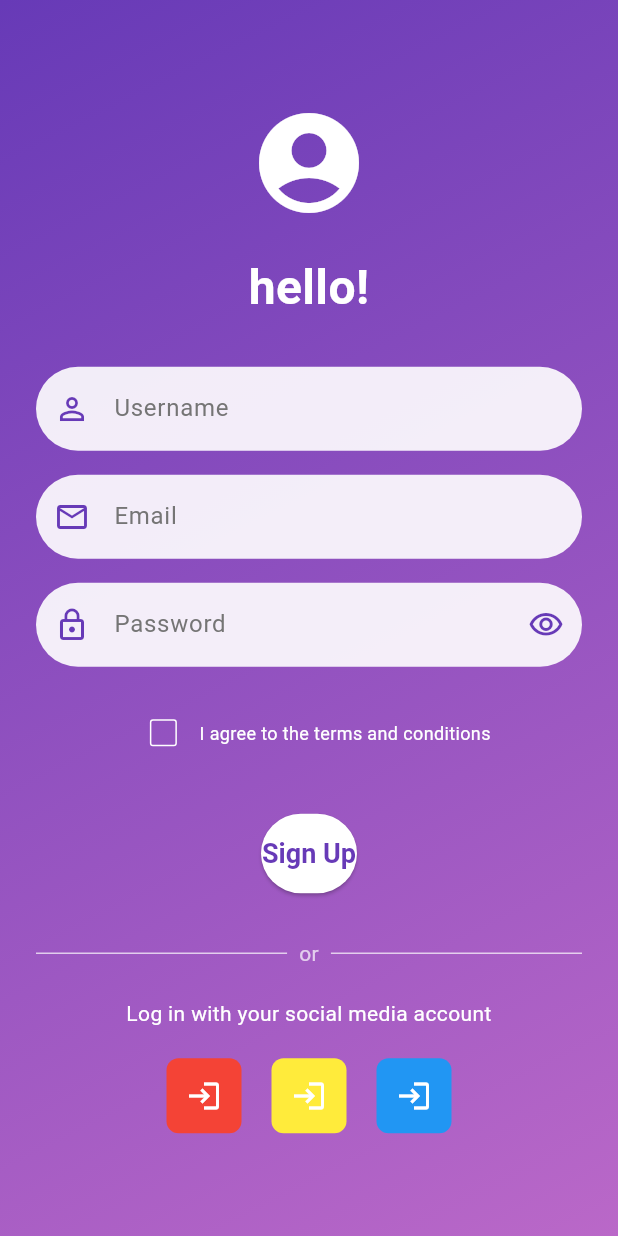
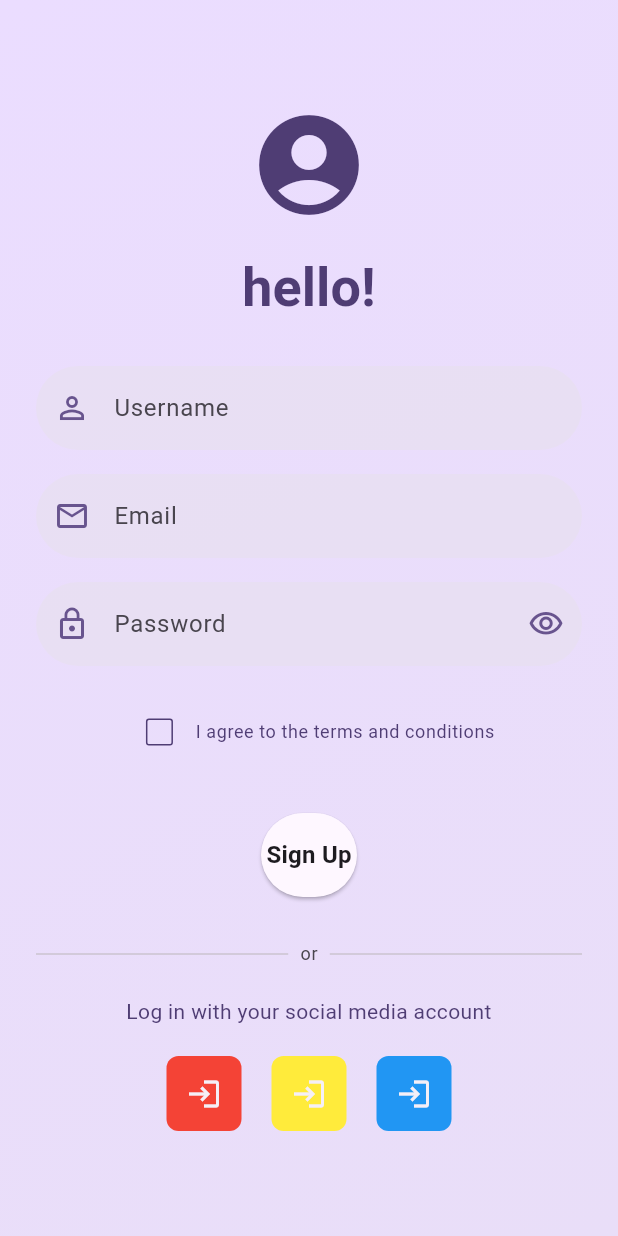
Before and after one commit to jGledsonSilva/DPM, a Flutter app: the SignUpPage screen opened directly, on a phone screen of 412 x 824 dp. Run offline on Flutter 3.47's test engine with Material 3 defaults, Android fonts, the light colour scheme and no system bars; missing offline and left inert: dpm; statements that could not run were skipped.

Commit message:
feat: Atualiza temas e estilos nas páginas de cadastro e boas-vindas para suportar Material Design 3

```diff
--- a/lib/main.dart
+++ b/lib/main.dart
@@ -1,6 +1,6 @@
-import 'package:flutter/material.dart';
 import 'package:dpm/presentation/pages/auth/signup_page.dart';
 import 'package:dpm/presentation/pages/auth/welcome_page.dart';
+import 'package:flutter/material.dart';
 
 void main() {
   runApp(const MyApp());
@@ -9,15 +9,23 @@
 class MyApp extends StatelessWidget {
   const MyApp({super.key});
 
-  // This widget is the root of your application.
   @override
   Widget build(BuildContext context) {
     return MaterialApp(
       title: 'DPM App',
       theme: ThemeData(
-        primarySwatch: Colors.deepPurple,
+        colorSchemeSeed: Colors.deepPurple,
+        useMaterial3: true, // Habilita o Material Design 3
+        brightness: Brightness.light, // Define o tema claro como padrão
         visualDensity: VisualDensity.adaptivePlatformDensity,
       ),
+      darkTheme: ThemeData(
+        colorSchemeSeed: Colors.deepPurple,
+        useMaterial3: true,
+        brightness: Brightness.dark, // Define o tema escuro
+        visualDensity: VisualDensity.adaptivePlatformDensity,
+      ),
+      themeMode: ThemeMode.system, // Usa o tema do sistema (claro ou escuro)
       initialRoute: '/',
       routes: {
         '/': (context) => const WelcomePage(),
--- a/lib/presentation/pages/auth/signup_page.dart
+++ b/lib/presentation/pages/auth/signup_page.dart
@@ -14,11 +14,14 @@ class _SignUpPageState extends State<SignUpPage> {
 
   @override
   Widget build(BuildContext context) {
+    final colors = Theme.of(context).colorScheme;
+    final textTheme = Theme.of(context).textTheme;
+
     return Scaffold(
       body: Container(
         decoration: BoxDecoration(
           gradient: LinearGradient(
-            colors: [Colors.deepPurple, Colors.purple.shade300],
+            colors: [colors.primaryContainer, colors.secondaryContainer],
             begin: Alignment.topLeft,
             end: Alignment.bottomRight,
           ),
@@ -35,17 +38,13 @@ class _SignUpPageState extends State<SignUpPage> {
                   Icon(
                     Icons.account_circle, // Placeholder for the logo
                     size: 80,
-                    color: Colors.white,
+                    color: colors.onPrimaryContainer,
                   ),
                   const SizedBox(height: 20),
                   Text(
                     'hello!',
                     textAlign: TextAlign.center,
-                    style: TextStyle(
-                      fontSize: 32,
-                      fontWeight: FontWeight.bold,
-                      color: Colors.white,
-                    ),
+                    style: textTheme.displaySmall?.copyWith(color: colors.onPrimaryContainer, fontWeight: FontWeight.bold),
                   ),
                   const SizedBox(height: 30),
                   Form(
@@ -55,27 +54,29 @@ class _SignUpPageState extends State<SignUpPage> {
                         _buildTextField(
                           hintText: 'Username',
                           prefixIcon: Icons.person_outline,
+                          colors: colors,
                         ),
                         const SizedBox(height: 16),
                         _buildTextField(
                           hintText: 'Email',
                           prefixIcon: Icons.email_outlined,
                           keyboardType: TextInputType.emailAddress,
+                          colors: colors,
                         ),
                         const SizedBox(height: 16),
-                        _buildPasswordField(),
+                        _buildPasswordField(colors),
                         const SizedBox(height: 20),
-                        _buildTermsAndConditionsCheckbox(),
+                        _buildTermsAndConditionsCheckbox(colors, textTheme),
                         const SizedBox(height: 30),
                         ElevatedButton(
                           style: ElevatedButton.styleFrom(
-                            backgroundColor: Colors.white,
-                            foregroundColor: Colors.deepPurple,
+                            backgroundColor: colors.surface,
+                            foregroundColor: colors.onSurface,
                             padding: const EdgeInsets.symmetric(vertical: 16),
                             shape: RoundedRectangleBorder(
                               borderRadius: BorderRadius.circular(30),
                             ),
-                            textStyle: const TextStyle(fontSize: 18, fontWeight: FontWeight.bold),
+                            textStyle: textTheme.titleMedium?.copyWith(fontWeight: FontWeight.bold),
                           ),
                           onPressed: () {
                             if (_formKey.currentState!.validate()) {
@@ -94,31 +95,31 @@ class _SignUpPageState extends State<SignUpPage> {
                     ),
                   ),
                   const SizedBox(height: 30),
-                  const Row(
+                  Row(
                     children: <Widget>[
-                      Expanded(child: Divider(color: Colors.white70)),
+                      Expanded(child: Divider(color: colors.outlineVariant)),
                       Padding(
-                        padding: EdgeInsets.symmetric(horizontal: 8.0),
-                        child: Text('or', style: TextStyle(color: Colors.white70)),
+                        padding: const EdgeInsets.symmetric(horizontal: 8.0),
+                        child: Text('or', style: textTheme.bodySmall?.copyWith(color: colors.onSurfaceVariant)),
                       ),
-                      Expanded(child: Divider(color: Colors.white70)),
+                      Expanded(child: Divider(color: colors.outlineVariant)),
                     ],
                   ),
                   const SizedBox(height: 20),
-                  const Text(
+                  Text(
                     'Log in with your social media account',
                     textAlign: TextAlign.center,
-                    style: TextStyle(color: Colors.white, fontSize: 14),
+                    style: textTheme.bodyMedium?.copyWith(color: colors.onPrimaryContainer),
                   ),
                   const SizedBox(height: 20),
                   Row(
                     mainAxisAlignment: MainAxisAlignment.center,
                     children: <Widget>[
-                      _buildSocialButton(Colors.red),
+                      _buildSocialButton(Colors.red, colors),
                       const SizedBox(width: 20),
-                      _buildSocialButton(Colors.yellow),
+                      _buildSocialButton(Colors.yellow, colors),
                       const SizedBox(width: 20),
-                      _buildSocialButton(Colors.blue),
+                      _buildSocialButton(Colors.blue, colors),
                     ],
                   ),
                 ],
@@ -136,25 +137,26 @@ class _SignUpPageState extends State<SignUpPage> {
     TextInputType? keyboardType,
     bool obscureText = false,
     Widget? suffixIcon,
+    required ColorScheme colors,
   }) {
     return TextFormField(
       keyboardType: keyboardType,
       obscureText: obscureText,
-      style: const TextStyle(color: Colors.black87),
+      style: TextStyle(color: colors.onSurface),
       decoration: InputDecoration(
         hintText: hintText,
-        hintStyle: TextStyle(color: Colors.grey.shade600),
-        prefixIcon: Icon(prefixIcon, color: Colors.deepPurple),
+        hintStyle: TextStyle(color: colors.onSurfaceVariant),
+        prefixIcon: Icon(prefixIcon, color: colors.primary),
         suffixIcon: suffixIcon,
         filled: true,
-        fillColor: Colors.white.withOpacity(0.9),
+        fillColor: colors.surfaceVariant.withOpacity(0.5),
         border: OutlineInputBorder(
           borderRadius: BorderRadius.circular(30),
           borderSide: BorderSide.none,
         ),
         focusedBorder: OutlineInputBorder(
           borderRadius: BorderRadius.circular(30),
-          borderSide: const BorderSide(color: Colors.deepPurple, width: 2),
+          borderSide: BorderSide(color: colors.primary, width: 2),
         ),
         contentPadding: const EdgeInsets.symmetric(vertical: 16, horizontal: 20),
       ),
@@ -170,18 +172,18 @@ class _SignUpPageState extends State<SignUpPage> {
     );
   }
 
-  Widget _buildPasswordField() {
+  Widget _buildPasswordField(ColorScheme colors) {
     return TextFormField(
       obscureText: !_isPasswordVisible,
-      style: const TextStyle(color: Colors.black87),
+      style: TextStyle(color: colors.onSurface),
       decoration: InputDecoration(
         hintText: 'Password',
-        hintStyle: TextStyle(color: Colors.grey.shade600),
-        prefixIcon: const Icon(Icons.lock_outline, color: Colors.deepPurple),
+        hintStyle: TextStyle(color: colors.onSurfaceVariant),
+        prefixIcon: Icon(Icons.lock_outline, color: colors.primary),
         suffixIcon: IconButton(
           icon: Icon(
             _isPasswordVisible ? Icons.visibility_off_outlined : Icons.visibility_outlined,
-            color: Colors.deepPurple,
+            color: colors.primary,
           ),
           onPressed: () {
             setState(() {
@@ -190,14 +192,14 @@ class _SignUpPageState extends State<SignUpPage> {
           },
         ),
         filled: true,
-        fillColor: Colors.white.withOpacity(0.9),
+        fillColor: colors.surfaceVariant.withOpacity(0.5),
         border: OutlineInputBorder(
           borderRadius: BorderRadius.circular(30),
           borderSide: BorderSide.none,
         ),
         focusedBorder: OutlineInputBorder(
           borderRadius: BorderRadius.circular(30),
-          borderSide: const BorderSide(color: Colors.deepPurple, width: 2),
+          borderSide: BorderSide(color: colors.primary, width: 2),
         ),
         contentPadding: const EdgeInsets.symmetric(vertical: 16, horizontal: 20),
       ),
@@ -213,7 +215,7 @@ class _SignUpPageState extends State<SignUpPage> {
     );
   }
 
-  Widget _buildTermsAndConditionsCheckbox() {
+  Widget _buildTermsAndConditionsCheckbox(ColorScheme colors, TextTheme textTheme) {
     return Row(
       mainAxisAlignment: MainAxisAlignment.center,
       children: <Widget>[
@@ -224,29 +226,29 @@ class _SignUpPageState extends State<SignUpPage> {
               _agreeToTerms = value ?? false;
             });
           },
-          checkColor: Colors.deepPurple,
-          activeColor: Colors.white,
-          side: const BorderSide(color: Colors.white),
+          checkColor: colors.onPrimary,
+          activeColor: colors.primary,
+          side: BorderSide(color: colors.onPrimaryContainer),
         ),
-        const Text(
+        Text(
           'I agree to the terms and conditions',
-          style: TextStyle(color: Colors.white, fontSize: 12),
+          style: textTheme.bodySmall?.copyWith(color: colors.onPrimaryContainer),
         ),
       ],
     );
   }
 
-  Widget _buildSocialButton(Color color) {
+  Widget _buildSocialButton(Color color, ColorScheme colors) {
     return Container(
       width: 50,
       height: 50,
       decoration: BoxDecoration(
         color: color,
-        shape: BoxShape.rectangle, // Changed to rectangle as per image
-        borderRadius: BorderRadius.circular(8), // Added border radius
+        shape: BoxShape.rectangle,
+        borderRadius: BorderRadius.circular(8),
       ),
       child: IconButton(
-        icon: const Icon(Icons.login, color: Colors.white), // Placeholder icon
+        icon: Icon(Icons.login, color: colors.onInverseSurface), // Adjusted for better contrast with button color
         onPressed: () {
           // Handle social login
         },
--- a/lib/presentation/pages/auth/welcome_page.dart
+++ b/lib/presentation/pages/auth/welcome_page.dart
@@ -5,11 +5,14 @@ class WelcomePage extends StatelessWidget {
 
   @override
   Widget build(BuildContext context) {
+    final colors = Theme.of(context).colorScheme;
+    final textTheme = Theme.of(context).textTheme;
+
     return Scaffold(
       body: Container(
         decoration: BoxDecoration(
           gradient: LinearGradient(
-            colors: [Colors.deepPurple, Colors.purple.shade300],
+            colors: [colors.primaryContainer, colors.secondaryContainer],
             begin: Alignment.topLeft,
             end: Alignment.bottomRight,
           ),
@@ -26,28 +29,24 @@ class WelcomePage extends StatelessWidget {
                   Icon(
                     Icons.account_circle, // Placeholder for the logo
                     size: 100,
-                    color: Colors.white,
+                    color: colors.onPrimaryContainer,
                   ),
                   const SizedBox(height: 10),
-                  const Text(
+                  Text(
                     'Name.App',
                     textAlign: TextAlign.center,
-                    style: TextStyle(
-                      fontSize: 32,
-                      fontWeight: FontWeight.bold,
-                      color: Colors.white,
-                    ),
+                    style: textTheme.displayMedium?.copyWith(color: colors.onPrimaryContainer, fontWeight: FontWeight.bold),
                   ),
                   const SizedBox(height: 100),
                   ElevatedButton(
                     style: ElevatedButton.styleFrom(
-                      backgroundColor: Colors.white,
-                      foregroundColor: Colors.deepPurple,
+                      backgroundColor: colors.surface,
+                      foregroundColor: colors.onSurface,
                       padding: const EdgeInsets.symmetric(vertical: 16),
                       shape: RoundedRectangleBorder(
                         borderRadius: BorderRadius.circular(30),
                       ),
-                      textStyle: const TextStyle(fontSize: 18, fontWeight: FontWeight.bold),
+                      textStyle: textTheme.titleMedium?.copyWith(fontWeight: FontWeight.bold),
                     ),
                     onPressed: () {
                       Navigator.pushNamed(context, '/signup'); // Navigate to SignUpPage
@@ -61,9 +60,9 @@ class WelcomePage extends StatelessWidget {
                       // For now, let's assume it navigates to SignUpPage as well or a dedicated LoginPage
                        Navigator.pushNamed(context, '/signup'); // Or a dedicated login page if you create one
                     },
-                    child: const Text(
+                    child: Text(
                       'I already have an account',
-                      style: TextStyle(color: Colors.white70, fontSize: 14),
+                      style: textTheme.bodyMedium?.copyWith(color: colors.onPrimaryContainer.withOpacity(0.7)),
                     ),
                   ),
                 ],
```
